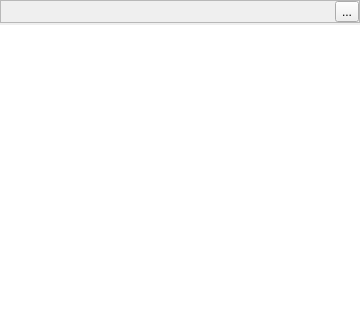
Old version of the form src/AutoBatchScheduler/statusarea/statuswidget.ui in the repository karakirimu/AutoBatchTools; both pictures show x 0 to 360 and y 0 to 320 of the 360 by 480 pixel window.
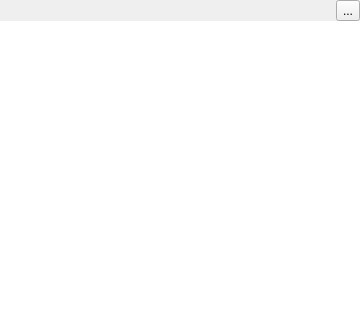
New version of the form. Icons and pictures are not drawn. Custom widgets are drawn as their Qt base class.

```diff
--- a/src/AutoBatchScheduler/statusarea/statuswidget.ui
+++ b/src/AutoBatchScheduler/statusarea/statuswidget.ui
@@ -15,7 +15,7 @@
   </property>
   <layout class="QVBoxLayout" name="verticalLayout">
    <property name="spacing">
-    <number>2</number>
+    <number>0</number>
    </property>
    <property name="leftMargin">
     <number>0</number>
@@ -32,7 +32,7 @@
    <item>
     <widget class="QFrame" name="frame">
      <property name="frameShape">
-      <enum>QFrame::StyledPanel</enum>
+      <enum>QFrame::NoFrame</enum>
      </property>
      <property name="frameShadow">
       <enum>QFrame::Raised</enum>
@@ -58,10 +58,13 @@
         <property name="orientation">
          <enum>Qt::Horizontal</enum>
         </property>
+        <property name="sizeType">
+         <enum>QSizePolicy::Expanding</enum>
+        </property>
         <property name="sizeHint" stdset="0">
          <size>
           <width>40</width>
-          <height>16</height>
+          <height>14</height>
          </size>
         </property>
        </spacer>
```
